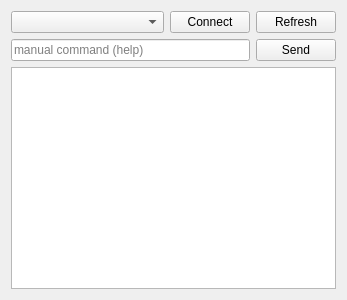
Old version of the form res/serialchooser.ui in the repository Ultrawipf/OpenFFBoard-configurator.
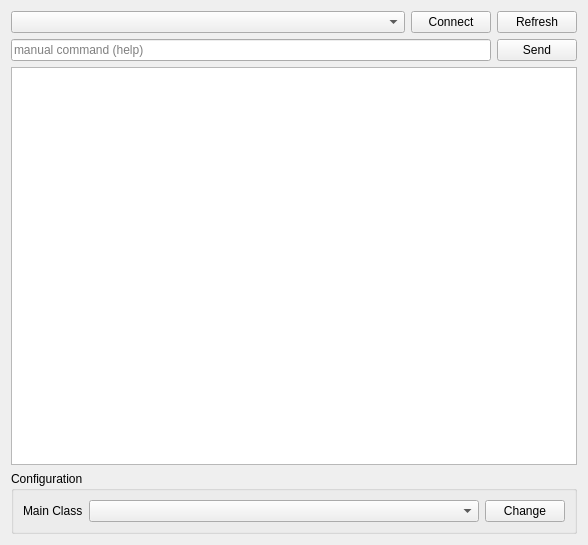
New version of the form.

What changed in the file:
```diff
--- a/res/serialchooser.ui
+++ b/res/serialchooser.ui
@@ -6,21 +6,14 @@
    <rect>
     <x>0</x>
     <y>0</y>
-    <width>347</width>
-    <height>300</height>
+    <width>588</width>
+    <height>545</height>
    </rect>
   </property>
   <property name="windowTitle">
    <string>Form</string>
   </property>
   <layout class="QGridLayout" name="gridLayout">
-   <item row="2" column="3">
-    <widget class="QPushButton" name="pushButton_send">
-     <property name="text">
-      <string>Send</string>
-     </property>
-    </widget>
-   </item>
    <item row="2" column="1" colspan="2">
     <widget class="QLineEdit" name="lineEdit_cmd">
      <property name="placeholderText">
@@ -45,20 +38,66 @@
      </property>
     </widget>
    </item>
-   <item row="0" column="2">
-    <widget class="QPushButton" name="pushButton_connect">
+   <item row="2" column="3">
+    <widget class="QPushButton" name="pushButton_send">
      <property name="text">
-      <string>Connect</string>
+      <string>Send</string>
      </property>
     </widget>
    </item>
    <item row="3" column="1" colspan="3">
     <widget class="QTextEdit" name="serialLogBox">
+     <property name="sizePolicy">
+      <sizepolicy hsizetype="Expanding" vsizetype="Expanding">
+       <horstretch>0</horstretch>
+       <verstretch>2</verstretch>
+      </sizepolicy>
+     </property>
      <property name="readOnly">
       <bool>true</bool>
      </property>
     </widget>
    </item>
+   <item row="0" column="2">
+    <widget class="QPushButton" name="pushButton_connect">
+     <property name="text">
+      <string>Connect</string>
+     </property>
+    </widget>
+   </item>
+   <item row="4" column="1" colspan="3">
+    <widget class="QGroupBox" name="groupBox_system">
+     <property name="title">
+      <string>Configuration</string>
+     </property>
+     <layout class="QGridLayout" name="gridLayout_3">
+      <item row="0" column="0">
+       <widget class="QLabel" name="label">
+        <property name="text">
+         <string>Main Class</string>
+        </property>
+       </widget>
+      </item>
+      <item row="0" column="1">
+       <widget class="QComboBox" name="comboBox_main">
+        <property name="sizePolicy">
+         <sizepolicy hsizetype="MinimumExpanding" vsizetype="Fixed">
+          <horstretch>0</horstretch>
+          <verstretch>0</verstretch>
+         </sizepolicy>
+        </property>
+       </widget>
+      </item>
+      <item row="0" column="2">
+       <widget class="QPushButton" name="pushButton_ok">
+        <property name="text">
+         <string>Change</string>
+        </property>
+       </widget>
+      </item>
+     </layout>
+    </widget>
+   </item>
   </layout>
  </widget>
  <resources/>
```
